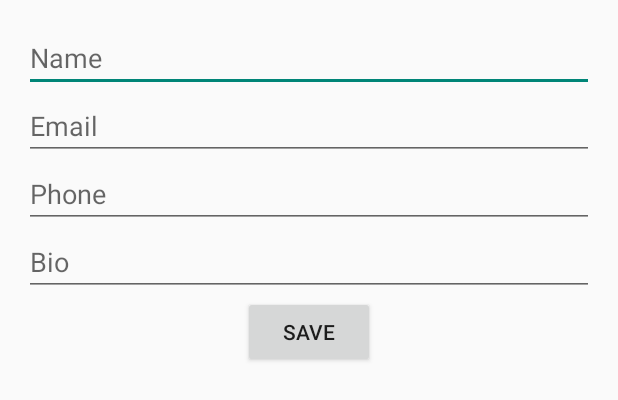
After one commit to byam/food-app, an Android app built with Jetpack Compose: the layout dialog_edit_user.xml on its own in the app's theme, with its tools: preview values and no code run, on a phone screen of 412 x 824 dp. The commit adds this screen. Shown: the top 400 px of the screen. Run offline under Robolectric (Android 15) with nearby library versions, the phone set to English and light mode, and no system bars.

Commit message:
Edit for about me

```diff
--- /dev/null
+++ b/app/src/main/res/layout/dialog_edit_user.xml
@@ -0,0 +1,38 @@
+<LinearLayout xmlns:android="http://schemas.android.com/apk/res/android"
+    android:layout_width="match_parent"
+    android:layout_height="wrap_content"
+    android:orientation="vertical"
+    android:padding="16dp">
+
+    <EditText
+        android:id="@+id/edit_name"
+        android:layout_width="match_parent"
+        android:layout_height="wrap_content"
+        android:hint="Name"/>
+
+    <EditText
+        android:id="@+id/edit_email"
+        android:layout_width="match_parent"
+        android:layout_height="wrap_content"
+        android:hint="Email"/>
+
+    <EditText
+        android:id="@+id/edit_phone"
+        android:layout_width="match_parent"
+        android:layout_height="wrap_content"
+        android:hint="Phone"/>
+
+    <EditText
+        android:id="@+id/edit_bio"
+        android:layout_width="match_parent"
+        android:layout_height="wrap_content"
+        android:maxLines="10"
+        android:hint="Bio"/>
+
+    <Button
+        android:id="@+id/edit_save_button"
+        android:layout_width="wrap_content"
+        android:layout_height="wrap_content"
+        android:text="Save"
+        android:layout_gravity="center"/>
+</LinearLayout>
```
Also changed, not shown: app/src/main/java/com/example/foodapp/data/User.kt (+4 -4 lines), app/src/main/java/com/example/foodapp/fragment/AboutMeFragment.kt (+59 -0 lines).
